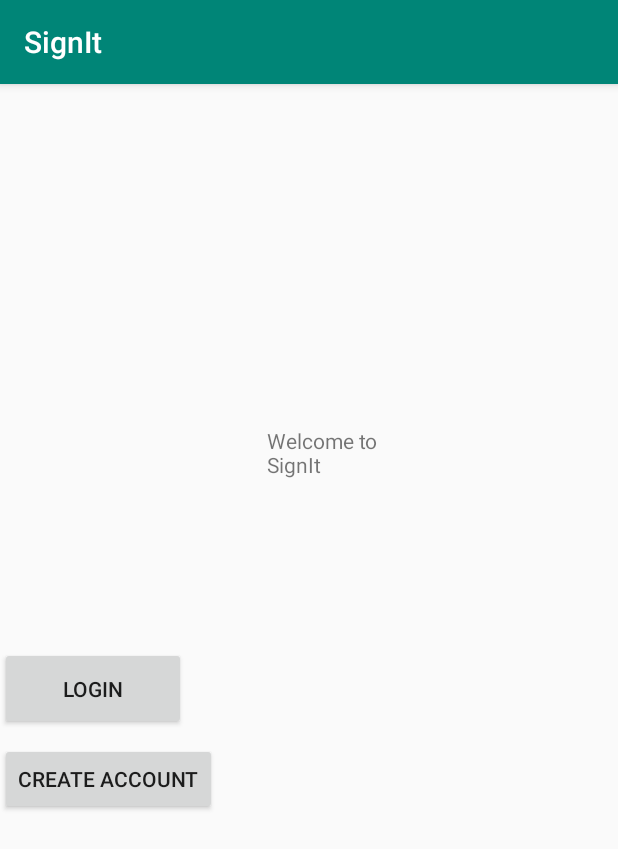
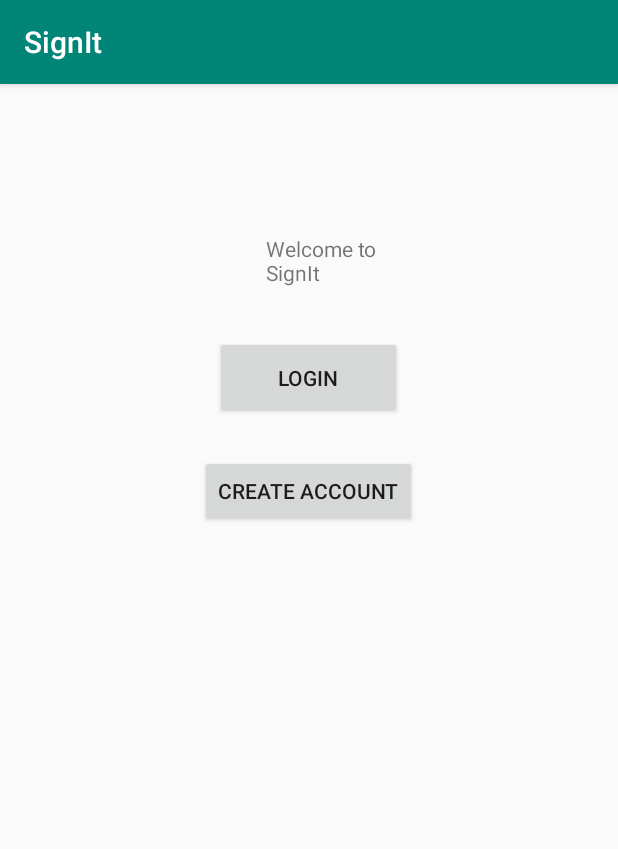
Before and after one commit to mayvinm/Selective-Hearing, an Android app: the screen it shows after launch (MainActivity), on a phone screen of 412 x 824 dp. Shown: the top 849 px of the screen. Run offline under Robolectric (Android 15) with nearby library versions, the light colour scheme and no system bars.

Commit message:
Part 2 of tonight's (3/5) commit

```diff
--- a/app/src/main/AndroidManifest.xml
+++ b/app/src/main/AndroidManifest.xml
@@ -9,6 +9,8 @@
         android:roundIcon="@mipmap/ic_launcher_round"
         android:supportsRtl="true"
         android:theme="@style/AppTheme">
+        <activity android:name=".CreateAccountActivity"></activity>
+        <activity android:name=".LoginActivity" />
         <activity android:name=".MainActivity">
             <intent-filter>
                 <action android:name="android.intent.action.MAIN" />
--- a/app/src/main/java/com/example/signit/MainActivity.java
+++ b/app/src/main/java/com/example/signit/MainActivity.java
@@ -2,12 +2,36 @@ package com.example.signit;
 
 import android.support.v7.app.AppCompatActivity;
 import android.os.Bundle;
+import android.view.View;
+import android.widget.Button;
+import android.content.Intent;
 
-public class MainActivity extends AppCompatActivity {
+public class MainActivity extends AppCompatActivity implements View.OnClickListener {
 
     @Override
     protected void onCreate(Bundle savedInstanceState) {
         super.onCreate(savedInstanceState);
         setContentView(R.layout.activity_main);
+
+        Button login = (Button) findViewById(R.id.login);
+        Button createAccount = (Button) findViewById(R.id.createAccount);
+
+        login.setOnClickListener(this);
+        createAccount.setOnClickListener(this);
+    }
+
+    @Override
+    public void onClick(View v){
+        Intent nextActivity;
+        switch (v.getId()) {
+            case R.id.login: //Start the login activity
+                nextActivity = new Intent(MainActivity.this, LoginActivity.class);
+                MainActivity.this.startActivity(nextActivity);
+                break;
+            case R.id.createAccount: //Start the account creation
+                nextActivity = new Intent(MainActivity.this, CreateAccountActivity.class);
+                MainActivity.this.startActivity(nextActivity);
+                break;
+        }
     }
 }
--- a/app/src/main/res/layout/activity_main.xml
+++ b/app/src/main/res/layout/activity_main.xml
@@ -7,32 +7,41 @@
     tools:context=".MainActivity">
 
     <Button
-        android:id="@+id/button"
-        android:layout_width="124dp"
+        android:id="@+id/login"
+        android:layout_width="0dp"
         android:layout_height="55dp"
-        android:layout_marginTop="375dp"
+        android:layout_marginStart="143dp"
+        android:layout_marginEnd="144dp"
+        android:layout_marginBottom="9dp"
         android:text="Login"
-        app:layout_constraintTop_toTopOf="parent"
-        tools:layout_editor_absoluteX="143dp" />
+        app:layout_constraintBottom_toTopOf="@+id/createAccount"
+        app:layout_constraintEnd_toEndOf="parent"
+        app:layout_constraintStart_toStartOf="parent"
+        app:layout_constraintTop_toBottomOf="@+id/textView" />
 
     <Button
-        android:id="@+id/button2"
+        android:id="@+id/createAccount"
         android:layout_width="wrap_content"
         android:layout_height="wrap_content"
-        android:layout_marginTop="439dp"
+        android:layout_marginStart="132dp"
+        android:layout_marginTop="24dp"
+        android:layout_marginEnd="134dp"
         android:text="Create Account"
-        app:layout_constraintTop_toTopOf="parent"
-        tools:layout_editor_absoluteX="133dp" />
+        app:layout_constraintEnd_toEndOf="parent"
+        app:layout_constraintHorizontal_bias="1.0"
+        app:layout_constraintStart_toStartOf="parent"
+        app:layout_constraintTop_toBottomOf="@+id/login" />
 
     <TextView
         android:id="@+id/textView"
         android:layout_width="78dp"
         android:layout_height="68dp"
         android:layout_marginStart="177dp"
-        android:layout_marginTop="228dp"
+        android:layout_marginTop="100dp"
         android:layout_marginEnd="156dp"
         android:text="Welcome to SignIt"
         app:layout_constraintEnd_toEndOf="parent"
+        app:layout_constraintHorizontal_bias="0.0"
         app:layout_constraintStart_toStartOf="parent"
         app:layout_constraintTop_toTopOf="parent" />
 
```
Also changed, not shown: app/src/main/res/layout/activity_login.xml (+44 -0 lines).
